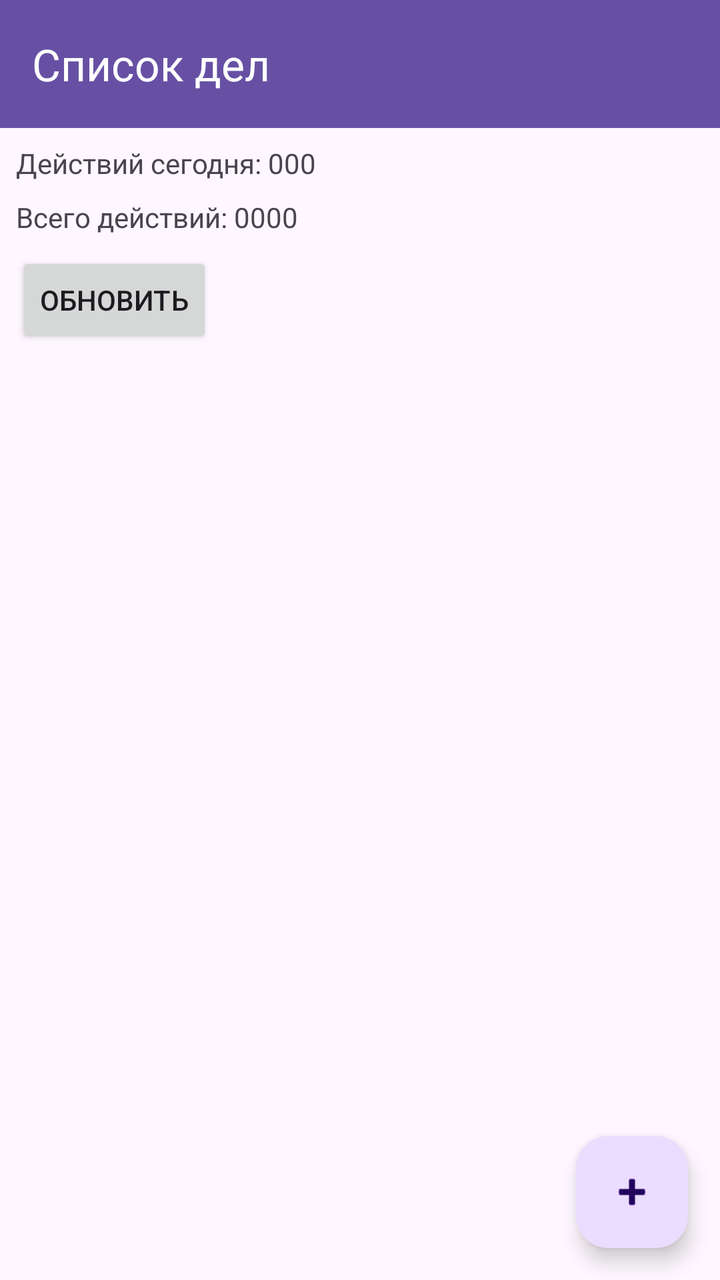
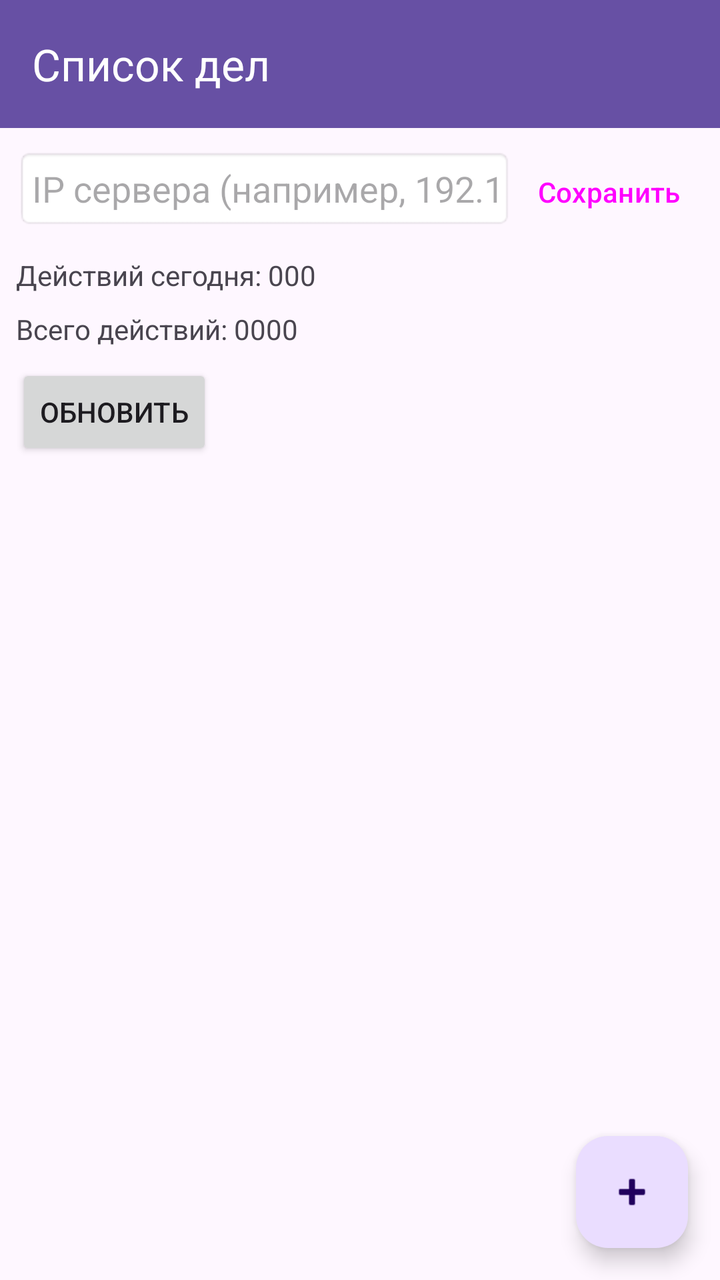

Compare the two renders of this Android layout. The source of the first and the diff that turns it into the second are given below.
<!-- AndroidManifest.xml: activity theme Theme.Taskdo -->
<!-- res/layout/activity_main.xml -->
<?xml version="1.0" encoding="utf-8"?>
<androidx.constraintlayout.widget.ConstraintLayout xmlns:android="http://schemas.android.com/apk/res/android"
    xmlns:app="http://schemas.android.com/apk/res-auto"
    android:layout_width="match_parent"
    android:layout_height="match_parent">

    <com.google.android.material.appbar.MaterialToolbar
        android:id="@+id/toolbar"
        android:layout_width="0dp"
        android:layout_height="wrap_content"
        android:background="?attr/colorPrimary"
        android:theme="@style/ThemeOverlay.MaterialComponents.Dark.ActionBar"
        app:title="Список дел"
        app:layout_constraintTop_toTopOf="parent"
        app:layout_constraintStart_toStartOf="parent"
        app:layout_constraintEnd_toEndOf="parent"/>

    <TextView
        android:id="@+id/tvDayCounter"
        android:layout_width="wrap_content"
        android:layout_height="wrap_content"
        android:layout_margin="8dp"
        android:text="Действий сегодня: 000"
        app:layout_constraintTop_toBottomOf="@id/toolbar"
        app:layout_constraintStart_toStartOf="parent"/>

    <TextView
        android:id="@+id/tvTotalCounter"
        android:layout_width="wrap_content"
        android:layout_height="wrap_content"
        android:layout_margin="8dp"
        android:text="Всего действий: 0000"
        app:layout_constraintTop_toBottomOf="@id/tvDayCounter"
        app:layout_constraintStart_toStartOf="parent"/>

    <Button
        android:id="@+id/btnRefresh"
        android:layout_width="wrap_content"
        android:layout_height="wrap_content"
        android:text="Обновить"
        app:layout_constraintTop_toBottomOf="@id/tvTotalCounter"
        app:layout_constraintStart_toStartOf="parent"
        android:layout_margin="8dp"/>

    <androidx.recyclerview.widget.RecyclerView
        android:id="@+id/recyclerView"
        android:layout_width="0dp"
        android:layout_height="0dp"
        app:layout_constraintTop_toBottomOf="@id/btnRefresh"
        app:layout_constraintBottom_toBottomOf="parent"
        app:layout_constraintStart_toStartOf="parent"
        app:layout_constraintEnd_toEndOf="parent"
        android:layout_margin="8dp"/>

    <com.google.android.material.floatingactionbutton.FloatingActionButton
        android:id="@+id/fabAdd"
        android:layout_width="wrap_content"
        android:layout_height="wrap_content"
        android:src="@android:drawable/ic_input_add"
        app:layout_constraintBottom_toBottomOf="parent"
        app:layout_constraintEnd_toEndOf="parent"
        android:layout_margin="16dp"/>

</androidx.constraintlayout.widget.ConstraintLayout>
<!-- resources referenced by this layout -->
<resources>
  <style name="Theme.Taskdo" parent="Base.Theme.Taskdo" />
  <style name="Base.Theme.Taskdo" parent="Theme.Material3.DayNight.NoActionBar">
          
          
      </style>
</resources>

<!-- the commit's change to res/layout/activity_main.xml (unified diff, before → after) -->
@@ -15,13 +15,41 @@
         app:layout_constraintStart_toStartOf="parent"
         app:layout_constraintEnd_toEndOf="parent"/>
 
+    <LinearLayout
+        android:id="@+id/ipLayout"
+        android:layout_width="0dp"
+        android:layout_height="wrap_content"
+        android:orientation="horizontal"
+        android:layout_margin="8dp"
+        app:layout_constraintTop_toBottomOf="@id/toolbar"
+        app:layout_constraintStart_toStartOf="parent"
+        app:layout_constraintEnd_toEndOf="parent">
+
+        <EditText
+            android:id="@+id/etServerIp"
+            android:layout_width="0dp"
+            android:layout_height="wrap_content"
+            android:layout_weight="1"
+            android:hint="IP сервера (например, 192.168.1.40)"
+            android:inputType="text"
+            android:padding="8dp"
+            android:background="@android:drawable/editbox_background"/>
+
+        <Button
+            android:id="@+id/btnSaveIp"
+            android:layout_width="wrap_content"
+            android:layout_height="wrap_content"
+            android:text="Сохранить"
+            style="@style/Widget.Material3.Button.TextButton"/>
+    </LinearLayout>
+
     <TextView
         android:id="@+id/tvDayCounter"
         android:layout_width="wrap_content"
         android:layout_height="wrap_content"
         android:layout_margin="8dp"
         android:text="Действий сегодня: 000"
-        app:layout_constraintTop_toBottomOf="@id/toolbar"
+        app:layout_constraintTop_toBottomOf="@id/ipLayout"
         app:layout_constraintStart_toStartOf="parent"/>
 
     <TextView
